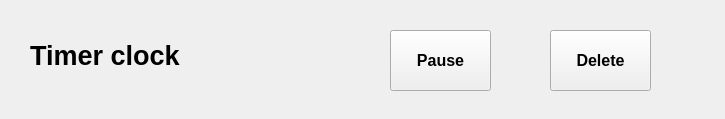
Above: timeritem.ui from Pennelli02/Timer before the change. Below: the same form after it.
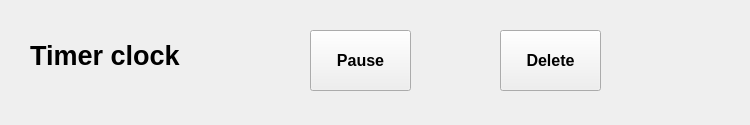
That is the form after the change.

Diff of the .ui file:
```diff
--- a/timeritem.ui
+++ b/timeritem.ui
@@ -6,8 +6,8 @@
    <rect>
     <x>0</x>
     <y>0</y>
-    <width>725</width>
-    <height>119</height>
+    <width>750</width>
+    <height>125</height>
    </rect>
   </property>
   <property name="windowTitle">
@@ -35,7 +35,7 @@
   <widget class="QPushButton" name="startPauseButton">
    <property name="geometry">
     <rect>
-     <x>390</x>
+     <x>310</x>
      <y>30</y>
      <width>101</width>
      <height>61</height>
@@ -54,7 +54,7 @@
   <widget class="QPushButton" name="deleteTimer">
    <property name="geometry">
     <rect>
-     <x>550</x>
+     <x>500</x>
      <y>30</y>
      <width>101</width>
      <height>61</height>
```
